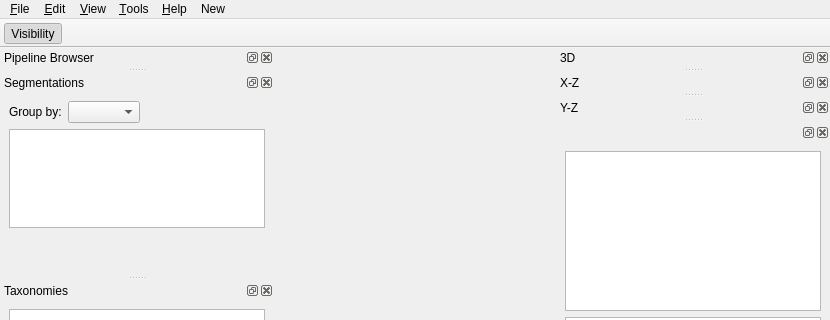
The window that frontend/espinaMainWindow.ui (FelixdelasPozas/EspINA) describes before a commit, drawn with Qt 5; both pictures show x 0 to 830 and y 0 to 320 of the 830 by 700 pixel window.
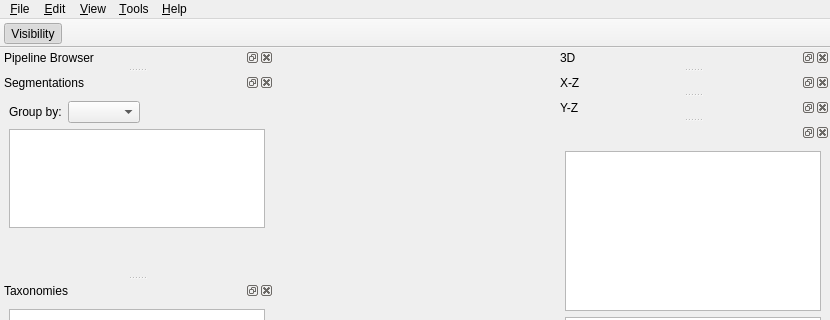
The same window after the commit. Icons and pictures are not drawn. Custom widgets are drawn as their Qt base class.

Patch:
```diff
--- a/frontend/espinaMainWindow.ui
+++ b/frontend/espinaMainWindow.ui
@@ -80,19 +80,11 @@
      <string>&amp;File</string>
     </property>
    </widget>
-   <widget class="QMenu" name="menuNew">
-    <property name="title">
-     <string>New</string>
-    </property>
-    <addaction name="actionUnits"/>
-    <addaction name="actionSegmentationExplorer"/>
-   </widget>
    <addaction name="menu_File"/>
    <addaction name="menu_Edit"/>
    <addaction name="menu_View"/>
    <addaction name="menuTools"/>
    <addaction name="menu_Help"/>
-   <addaction name="menuNew"/>
   </widget>
   <widget class="QDockWidget" name="pipelineBrowserDock">
    <property name="allowedAreas">
```
